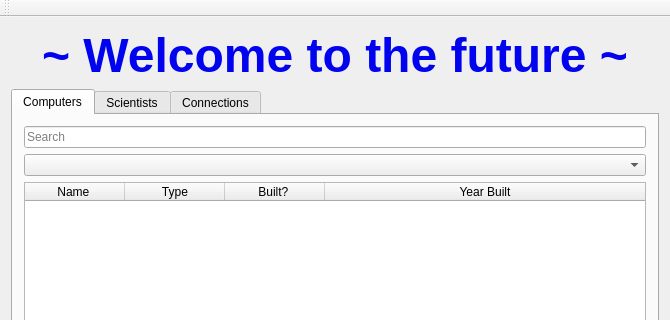
axelboga/hopur32, file vika3/week3/mainwindow.ui: the form before one commit; both pictures show x 0 to 670 and y 0 to 320 of the 670 by 633 pixel window.
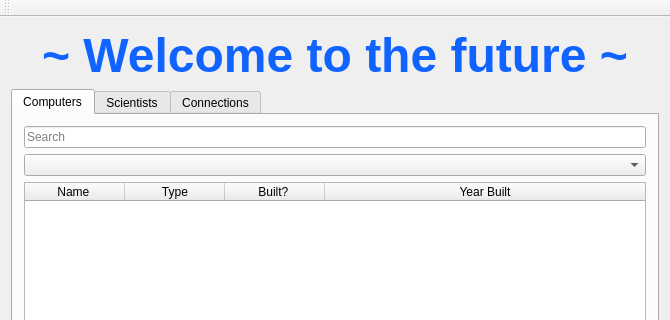
The form after the commit. Icons and pictures are not drawn.

Patch:
```diff
--- a/vika3/week3/mainwindow.ui
+++ b/vika3/week3/mainwindow.ui
@@ -20,7 +20,7 @@
       <item>
        <widget class="QLabel" name="label">
         <property name="text">
-         <string>&lt;html&gt;&lt;head/&gt;&lt;body&gt;&lt;p align=&quot;center&quot;&gt;&lt;span style=&quot; font-size:36pt; font-weight:600; color:#0103ef;&quot;&gt;~ Welcome to the future ~&lt;/span&gt;&lt;/p&gt;&lt;/body&gt;&lt;/html&gt;</string>
+         <string>&lt;html&gt;&lt;head/&gt;&lt;body&gt;&lt;p align=&quot;center&quot;&gt;&lt;span style=&quot; font-size:36pt; font-weight:600; color:#1063ff;&quot;&gt;~ Welcome to the future ~&lt;/span&gt;&lt;/p&gt;&lt;/body&gt;&lt;/html&gt;</string>
         </property>
        </widget>
       </item>
```
Left out of the diff: 4 changed lines with no effect on the pictures.
